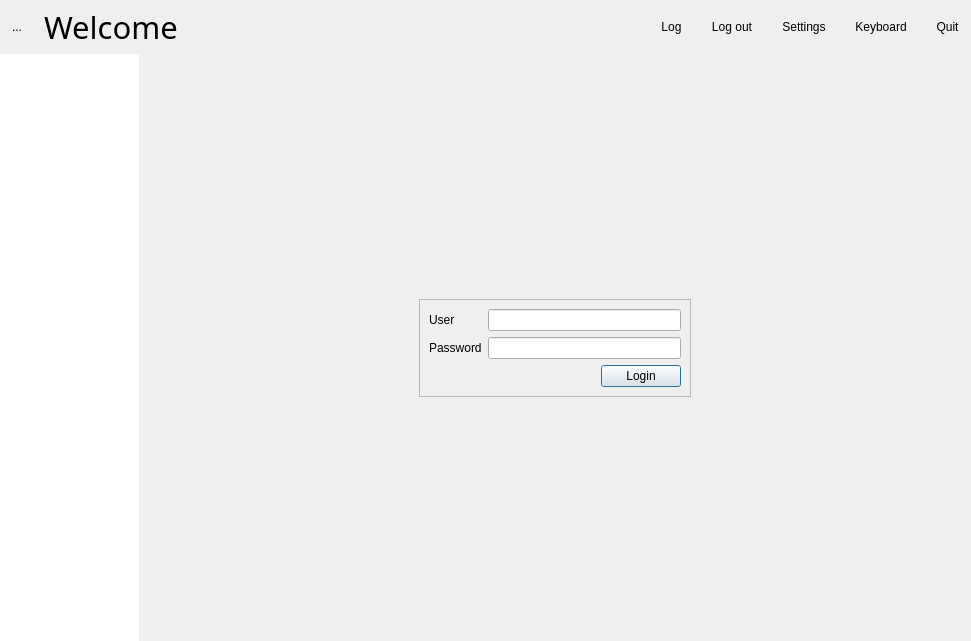
Old version of the form Include/imtgui/CThumbnailDecoratorGuiComp.ui in the repository ImagingTools/ImtCore.
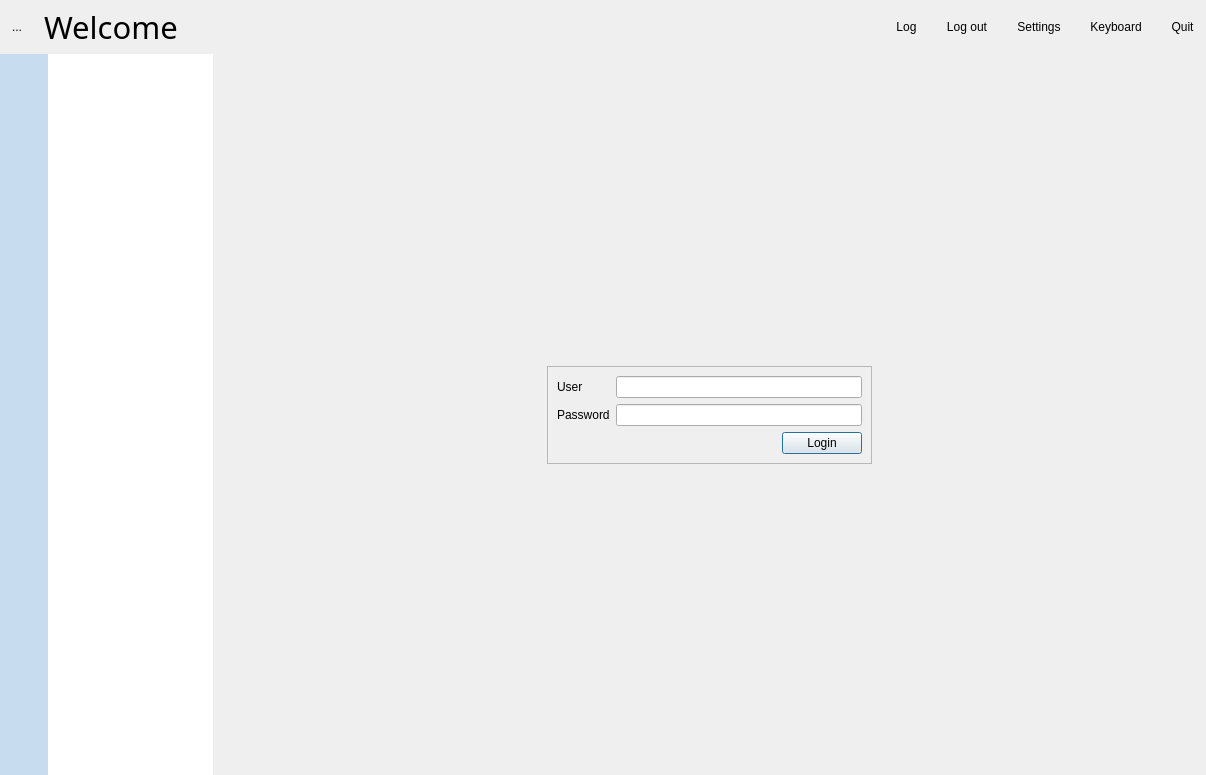
New version of the form. Icons and pictures are not drawn.

Commit message: Prepare left menu. Optimize tool bar style

```diff
--- a/Include/imtgui/CThumbnailDecoratorGuiComp.ui
+++ b/Include/imtgui/CThumbnailDecoratorGuiComp.ui
@@ -6,8 +6,8 @@
    <rect>
     <x>0</x>
     <y>0</y>
-    <width>971</width>
-    <height>641</height>
+    <width>1206</width>
+    <height>775</height>
    </rect>
   </property>
   <property name="windowTitle">
@@ -414,6 +414,99 @@
       <property name="bottomMargin">
        <number>0</number>
       </property>
+      <item>
+       <widget class="QFrame" name="MenuLeftFrame">
+        <property name="maximumSize">
+         <size>
+          <width>48</width>
+          <height>16777215</height>
+         </size>
+        </property>
+        <property name="styleSheet">
+         <string notr="true">background:rgb(200,220,240);</string>
+        </property>
+        <layout class="QVBoxLayout" name="verticalLayout_2">
+         <property name="spacing">
+          <number>0</number>
+         </property>
+         <property name="leftMargin">
+          <number>0</number>
+         </property>
+         <property name="topMargin">
+          <number>0</number>
+         </property>
+         <property name="rightMargin">
+          <number>0</number>
+         </property>
+         <property name="bottomMargin">
+          <number>0</number>
+         </property>
+         <item>
+          <spacer name="verticalSpacer_4">
+           <property name="orientation">
+            <enum>Qt::Vertical</enum>
+           </property>
+           <property name="sizeType">
+            <enum>QSizePolicy::Maximum</enum>
+           </property>
+           <property name="sizeHint" stdset="0">
+            <size>
+             <width>20</width>
+             <height>40</height>
+            </size>
+           </property>
+          </spacer>
+         </item>
+         <item>
+          <widget class="QListView" name="LeftMenu">
+           <property name="font">
+            <font>
+             <weight>75</weight>
+             <bold>true</bold>
+            </font>
+           </property>
+           <property name="frameShape">
+            <enum>QFrame::NoFrame</enum>
+           </property>
+           <property name="verticalScrollBarPolicy">
+            <enum>Qt::ScrollBarAlwaysOff</enum>
+           </property>
+           <property name="horizontalScrollBarPolicy">
+            <enum>Qt::ScrollBarAlwaysOff</enum>
+           </property>
+           <property name="iconSize">
+            <size>
+             <width>32</width>
+             <height>32</height>
+            </size>
+           </property>
+           <property name="spacing">
+            <number>5</number>
+           </property>
+           <property name="uniformItemSizes">
+            <bool>false</bool>
+           </property>
+          </widget>
+         </item>
+         <item>
+          <spacer name="verticalSpacer_3">
+           <property name="orientation">
+            <enum>Qt::Vertical</enum>
+           </property>
+           <property name="sizeType">
+            <enum>QSizePolicy::Maximum</enum>
+           </property>
+           <property name="sizeHint" stdset="0">
+            <size>
+             <width>20</width>
+             <height>40</height>
+            </size>
+           </property>
+          </spacer>
+         </item>
+        </layout>
+       </widget>
+      </item>
       <item>
        <widget class="QFrame" name="LeftFrame">
         <property name="sizePolicy">
@@ -428,7 +521,7 @@
         <property name="frameShadow">
          <enum>QFrame::Raised</enum>
         </property>
-        <layout class="QVBoxLayout" name="verticalLayout_2">
+        <layout class="QHBoxLayout" name="horizontalLayout_7">
          <property name="spacing">
           <number>0</number>
          </property>
```
Left out of the diff: 5 changed lines with no effect on the pictures. The commit also changes 3 other files.
